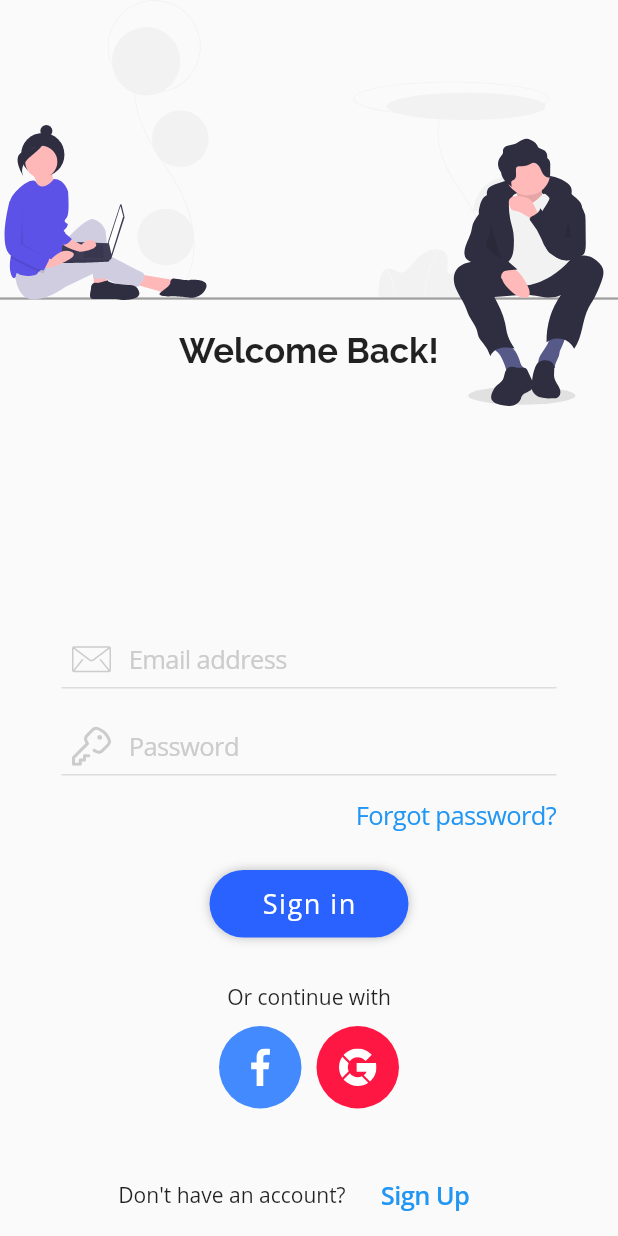
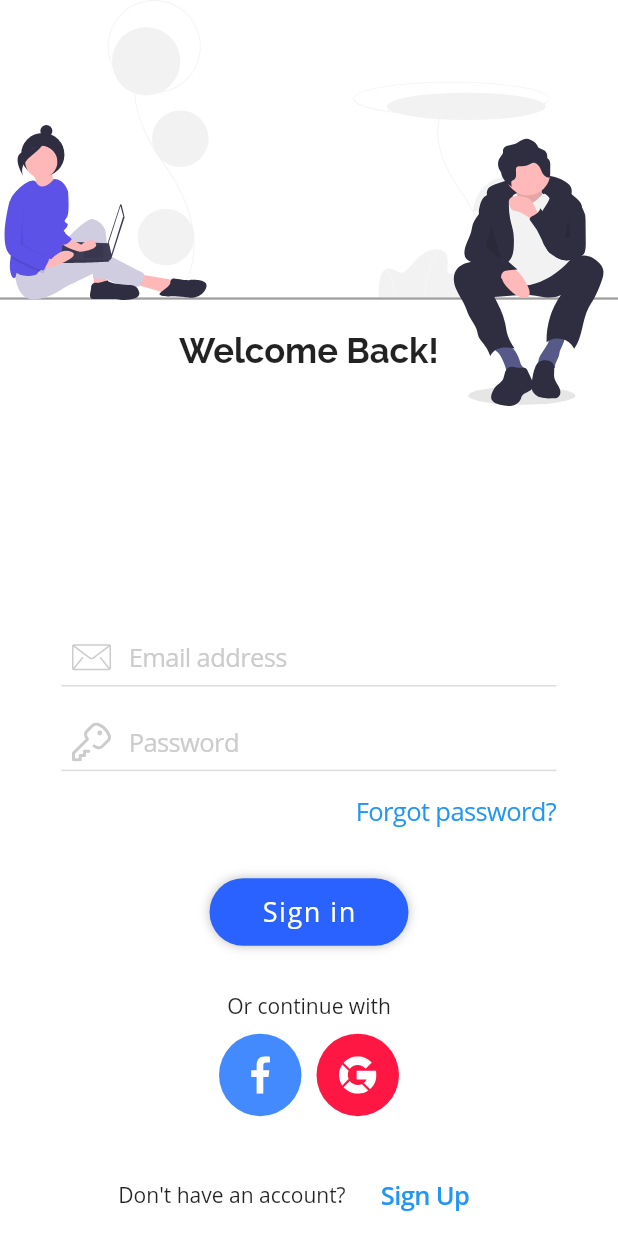
Before and after one commit to jamescardona11/signin_firebase_app, a Flutter app: the screen it shows after launch, on a phone screen of 412 x 824 dp. Run offline on Flutter 3.47's test engine with Material 2 defaults, Android fonts, the phone set to English and light mode, and no system bars; our stand-ins replace flutter_svg.

Commit message:
Resolve overflow and add Responsive class to solve possible overflow in other devices

```diff
--- a/lib/pages/login_page.dart
+++ b/lib/pages/login_page.dart
@@ -2,6 +2,7 @@ import 'package:flutter/material.dart';
 import 'package:flutter/services.dart';
 import 'package:signinfirebaseapp/pages/widgets/login_form.dart';
 import 'package:signinfirebaseapp/pages/widgets/welcome.dart';
+import 'package:signinfirebaseapp/utils/responsive.dart';
 
 class LoginPage extends StatefulWidget {
   static final String id = 'login_page_route_id';
@@ -20,10 +21,20 @@ class _LoginPageState extends State<LoginPage> {
 
   @override
   Widget build(BuildContext context) {
+    final Responsive responsive = new Responsive.of(context);
     return Scaffold(
-      body: Container(
+      body: GestureDetector(
+        //TODO when click in textfield singlechild scroll to top
+        onTap: () {
+          FocusScope.of(context).unfocus();
+        },
+        child: Container(
           width: double.infinity,
           height: double.infinity,
+          color: Colors.white,
+          child: SingleChildScrollView(
+            child: Container(
+              height: responsive.height,
               child: Column(
                 mainAxisAlignment: MainAxisAlignment.spaceBetween,
                 children: <Widget>[
@@ -32,6 +43,9 @@ class _LoginPageState extends State<LoginPage> {
                 ],
               ),
             ),
+          ),
+        ),
+      ),
     );
   }
 }
--- a/lib/pages/widgets/login_form.dart
+++ b/lib/pages/widgets/login_form.dart
@@ -1,12 +1,15 @@
 import 'package:flutter/cupertino.dart';
 import 'package:flutter/material.dart';
 import 'package:flutter_svg/flutter_svg.dart';
+import 'package:signinfirebaseapp/utils/responsive.dart';
 import 'package:signinfirebaseapp/widgets/circle_button.dart';
 import 'package:signinfirebaseapp/widgets/rounded_button.dart';
 
 class LoginFormWidget extends StatelessWidget {
   @override
   Widget build(BuildContext context) {
+    final Responsive responsive = new Responsive.of(context);
+
     return SafeArea(
       top: false,
       child: Container(
@@ -18,7 +21,7 @@ class LoginFormWidget extends StatelessWidget {
               iconPath: 'assets/icons/email.svg',
               placeholder: 'Email address',
             ),
-            SizedBox(height: 20),
+            SizedBox(height: responsive.inchPercent(2)),
             _InputTextLogin(
               iconPath: 'assets/icons/key.svg',
               placeholder: 'Password',
@@ -32,14 +35,14 @@ class LoginFormWidget extends StatelessWidget {
                 onPressed: () {},
               ),
             ),
-            SizedBox(height: 10),
+            SizedBox(height: responsive.inchPercent(2)),
             RoundedButtonWidget(
               label: 'Sign in',
               onPressed: () {},
             ),
-            SizedBox(height: 30),
+            SizedBox(height: responsive.inchPercent(3.3)),
             Text('Or continue with'),
-            SizedBox(height: 10),
+            SizedBox(height: responsive.inchPercent(1)),
             Row(
               mainAxisAlignment: MainAxisAlignment.center,
               children: <Widget>[
@@ -51,7 +54,7 @@ class LoginFormWidget extends StatelessWidget {
                 CircleButtonWidget(backgroundColor: Color(0xffFF1744), iconPath: 'assets/icons/google.svg'),
               ],
             ),
-            SizedBox(height: 30),
+            SizedBox(height: responsive.inchPercent(2.7)),
             Row(
               mainAxisAlignment: MainAxisAlignment.center,
               children: <Widget>[
```
Lines whose indentation alone changed are shown as unchanged.
